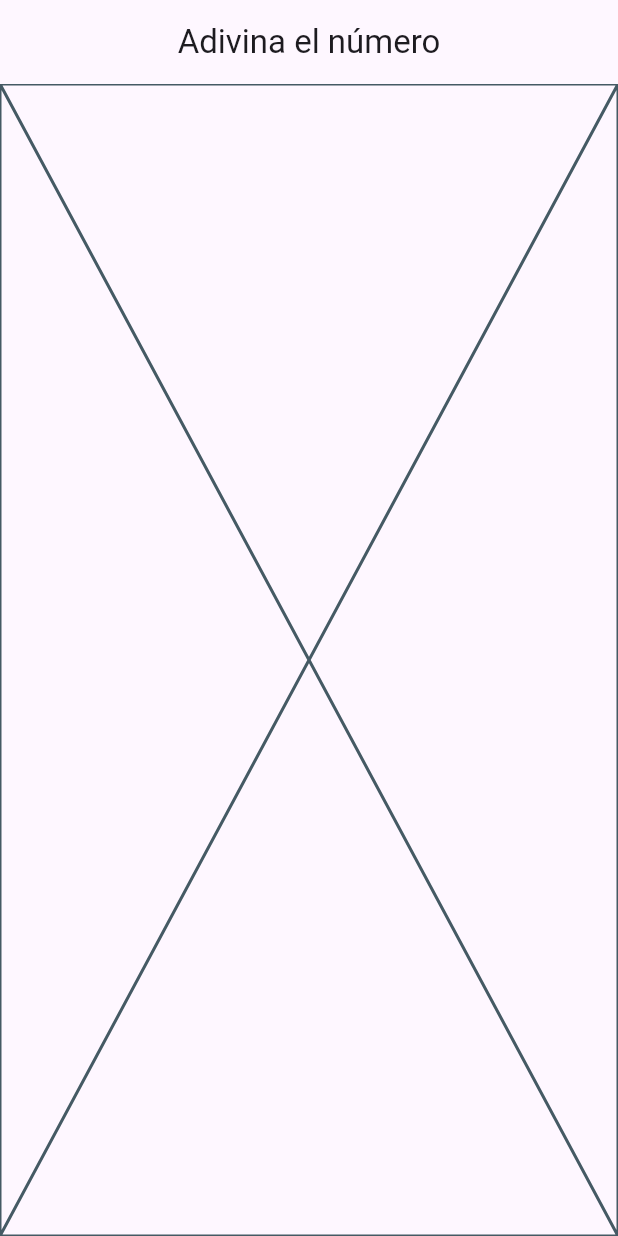
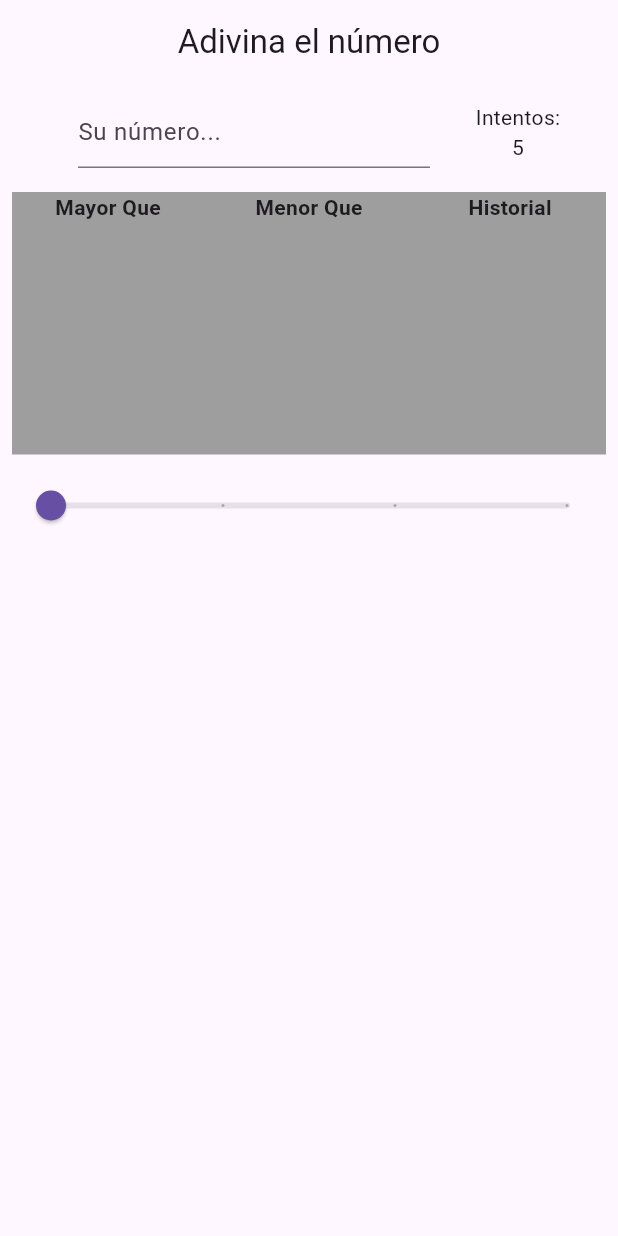
Before and after one commit to NobleXVII/AdivinaElNumero-Desafio, a Flutter app: the screen it shows after launch, on a phone screen of 412 x 824 dp. Run offline on Flutter 3.47's test engine with Material 3 defaults, Android fonts, the phone set to English and light mode, and no system bars.

Commit message:
UI Creada

```diff
--- a/lib/screens/main_screen.dart
+++ b/lib/screens/main_screen.dart
@@ -5,12 +5,109 @@ class MainScreen extends StatelessWidget {
 
   @override
   Widget build(BuildContext context) {
+    TextEditingController _valor = new TextEditingController();
     return Scaffold(
       appBar: AppBar(
         centerTitle: true,
         title: const Text('Adivina el número'),
       ),
-      body: Placeholder(),
+      body: Container(
+        margin: const EdgeInsets.all(8.0),
+        child: Column(
+          crossAxisAlignment: CrossAxisAlignment.stretch,
+          children: [
+            Row(
+              children: [
+                const SizedBox(width: 44.0),
+                Expanded(
+                  flex: 4,
+                  child: Form(
+                    child: TextFormField(
+                      controller: _valor,
+                      keyboardType: TextInputType.number,
+                      decoration: const InputDecoration(
+                        hintText: 'Su número...',
+                      ),
+                    ),
+                  ),
+                ),
+                Expanded(
+                  flex: 2,
+                  child: Column(
+                    mainAxisAlignment: MainAxisAlignment.center,
+                    crossAxisAlignment: CrossAxisAlignment.center,
+                    children: [
+                      const Text('Intentos:'),
+                      Text('5'),
+                    ],
+                  ),
+                ),
+              ],
+            ),
+            SizedBox(
+              height: 16.0,
+            ),
+
+            Container(
+              color: Colors.grey,
+              height: 175.0,
+              child: Row(
+                crossAxisAlignment: CrossAxisAlignment.start,
+                children: [
+                  Expanded(
+                    child: Column(
+                      children: [
+                        const Text(
+                          'Mayor Que',
+                          style: TextStyle(fontWeight: FontWeight.bold),
+                        ),
+                        const SizedBox(height: 8.0),
+                      ],
+                    ),
+                  ),
+                  const SizedBox(width: 6.0),
+                  Expanded(
+                    child: Column(
+                      children: [
+                        const Text(
+                          'Menor Que',
+                          style: TextStyle(fontWeight: FontWeight.bold),
+                        ),
+                        const SizedBox(height: 8.0),
+                      ],
+                    ),
+                  ),
+                  const SizedBox(width: 6.0),
+                  Expanded(
+                    child: Column(
+                      children: [
+                        const Text(
+                          'Historial',
+                          style: TextStyle(fontWeight: FontWeight.bold),
+                        ),
+                        const SizedBox(height: 8.0),
+                      ],
+                    ),
+                  ),
+                ],
+              ),
+            ),
+            SizedBox(
+                height: 10.0
+            ),
+
+            Slider(
+                value: 0,
+                divisions: 3,
+                max: 3,
+                label: 'Numero',
+                onChanged: (double value) {
+                  print(value);
+                }
+            )
+          ],
+        ),
+      ),
     );
   }
 }
```
